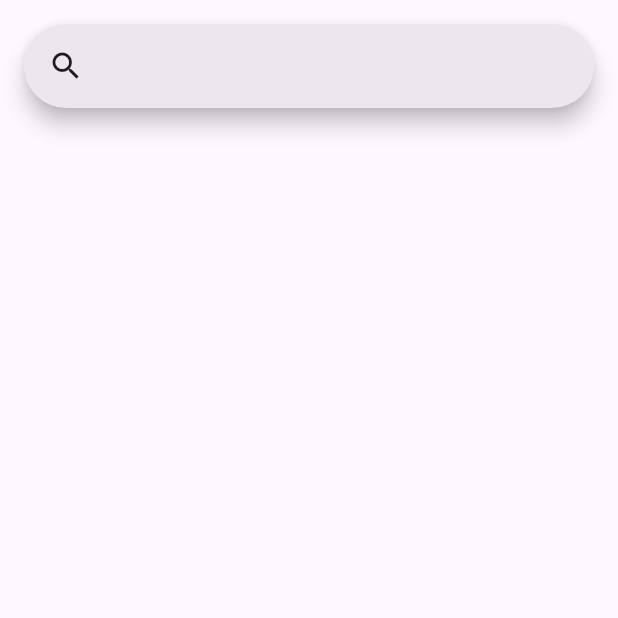
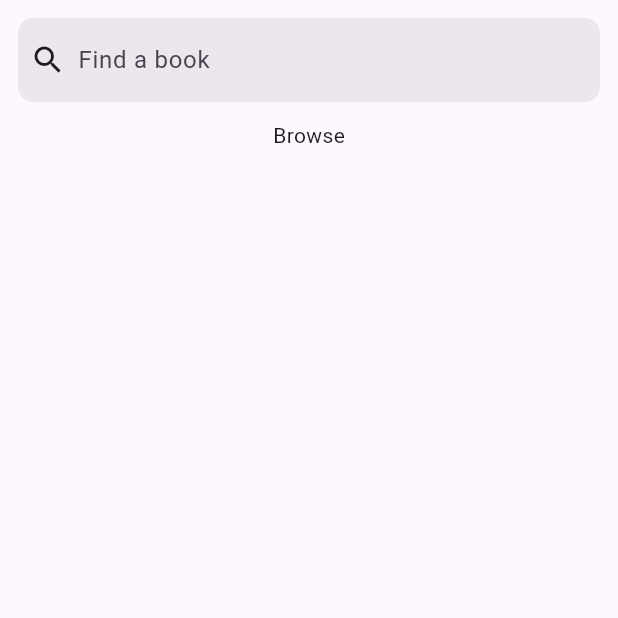
Before and after one commit to coldrifting/BookWorms-App, a Flutter app: the SearchScreen screen opened directly, on a phone screen of 412 x 824 dp, the top half of it. Run offline on Flutter 3.47's test engine with Material 3 defaults, Android fonts, the phone set to English and light mode, and no system bars.

Commit message:
Create and connect browse, recent, and results widgets for the search page

```diff
--- a/lib/main.dart
+++ b/lib/main.dart
@@ -85,7 +85,7 @@ class _Navigation extends State<Navigation> {
         body: <Widget>[
           const Center(child: Text("Page Home")),
           const Center(child: Text("Page Bookshelves")),
-          const SearchScreen(),
+          SearchScreen(),
           const Center(child: Text("Page Progress")),
           const Center(child: Text("Page Account"))
         ][selectedPageIdx]
--- a/lib/search_screen.dart
+++ b/lib/search_screen.dart
@@ -12,10 +12,50 @@ class SearchScreen extends StatefulWidget {
 }
 
 class _SearchScreenState extends State<SearchScreen> {
-
+  var _activeSearch = false;
   var _currentQuery = "";
   var _searchResults = [];
   Timer? _debounceTimer;
+  late FocusNode _focusNode;
+  late TextEditingController _controller;
+
+  @override
+  void initState() {
+    super.initState();
+    _focusNode = FocusNode();
+    _focusNode.addListener(_focusListener);
+    _controller = TextEditingController();
+  }
+
+  @override
+  void dispose() {
+    _focusNode.dispose();
+    _controller.dispose();
+    _debounceTimer?.cancel();
+    super.dispose();
+  }
+
+  void _focusListener() {
+    setState(() {
+      _activeSearch = _focusNode.hasFocus;
+    });
+    if  (_activeSearch) {
+      _focusNode.removeListener(_focusListener);
+    }
+  }
+
+  void exitActiveSearch() {
+    setState(() {
+      if (_focusNode.hasFocus) {
+        _focusNode.unfocus();
+      }
+      else {
+        _activeSearch = false;
+      }
+      _controller.clear();
+    });
+    _focusNode.addListener(_focusListener);
+  }
 
   // TEMPORARY FOR TESTING
   Future<List<String>> getResults(String query) async {
@@ -29,7 +69,7 @@ class _SearchScreenState extends State<SearchScreen> {
 
   void _onSearchChanged(String query) async {
     _currentQuery = query;
-      if(_debounceTimer != null) {
+    if (_debounceTimer != null) {
       _debounceTimer!.cancel();
     }
     _debounceTimer = Timer(const Duration(milliseconds: 300), () async {
@@ -49,35 +89,57 @@ class _SearchScreenState extends State<SearchScreen> {
   }
 
   @override
-  void dispose() {
-    _debounceTimer?.cancel();
-    super.dispose();
-  }
-
-  @override
-  Widget build(BuildContext context) {
+  Widget build(BuildContext scontext) {
     return Scaffold(
       body: Center(
         child: Column(
           children: [
             Padding(
-              padding: const EdgeInsets.all(16.0),
+              padding: const EdgeInsets.all(12.0),
+              child: Row(
+                children: [
+                  Expanded(
                       child: SearchBar(
+                        leading: const Icon(Icons.search),
+                        hintText: "Find a book",
+                        focusNode: _focusNode,
+                        controller: _controller,
                         onChanged: _onSearchChanged,
-                leading: const Icon(Icons.search),
-                padding: const WidgetStatePropertyAll<EdgeInsets>(
-                    EdgeInsets.symmetric(horizontal: 16.0)),
+                        shape: WidgetStateProperty.all(RoundedRectangleBorder(
+                          borderRadius: BorderRadius.circular(10),
+                        )),
+                        shadowColor: const WidgetStatePropertyAll(Colors.transparent),
+                      ),
+                    ),
+                  if (_activeSearch)
+                    Row(
+                      children: [
+                        const SizedBox(width: 8.0),
+                        TextButton(
+                          onPressed: exitActiveSearch,
+                          style: TextButton.styleFrom(
+                            foregroundColor: Colors.black,
+                          ),
+                          child: const Text("Cancel"),
+                        ),
+                      ],
+                    ),
+                ],
               ),
             ),
             Expanded(
-              child: ListView.builder(
+              child: !_activeSearch
+                  ? const Text("Browse")
+                  : _searchResults.isEmpty
+                    ? const Text("Recent")
+                    : ListView.builder(
                         itemCount: _searchResults.length,
                         itemBuilder: (context, index) {
                           return ListTile(
                             title: Text(_searchResults[index]),
                           );
-                },
-              ),
+                        }
+                    )
             ),
           ],
         ),
@@ -85,3 +147,99 @@ class _SearchScreenState extends State<SearchScreen> {
     );
   }
 }
+
+// class SearchScreen extends StatefulWidget {
+//   const SearchScreen({super.key});
+
+//   @override
+//   State<SearchScreen> createState() => _SearchScreenState();
+// }
+
+// class _SearchScreenState extends State<SearchScreen> {
+
+//   var _currentQuery = "";
+//   var _searchResults = [];
+//   Timer? _debounceTimer;
+
+//   // TEMPORARY FOR TESTING
+//   Future<List<String>> getResults(String query) async {
+//     await Future.delayed(const Duration(milliseconds: 200));
+//     Random rand = Random();
+//     List<String> results = List.generate(50, (index) {
+//       return 'Result #${rand.nextInt(1000)}';
+//     });
+//     return results;
+//   }
+
+//   void _onSearchChanged(String query) async {
+//     _currentQuery = query;
+//     if (_debounceTimer != null) {
+//       _debounceTimer!.cancel();
+//     }
+//     _debounceTimer = Timer(const Duration(milliseconds: 300), () async {
+//       if (query.isNotEmpty) {
+//         List<String> results = await getResults(query);
+//         if (_currentQuery.isNotEmpty) {
+//           setState(() {
+//             _searchResults = results;
+//           });
+//         }
+//       } else {
+//         setState(() {
+//           _searchResults = [];
+//         });
+//       }
+//     });
+//   }
+
+//   @override
+//   void dispose() {
+//     _debounceTimer?.cancel();
+//     super.dispose();
+//   }
+
+//   @override
+//   Widget build(BuildContext context) {
+//     return Scaffold(
+//       body: Center(
+//         child: Column(
+//           children: [
+//             Padding(
+//               padding: const EdgeInsets.all(16.0),
+//               child: SearchBar(
+//                 onChanged: _onSearchChanged,
+//                 leading: const Icon(Icons.search),
+//                 padding: const WidgetStatePropertyAll<EdgeInsets>(
+//                     EdgeInsets.symmetric(horizontal: 16.0)),
+//               ),
+//             ),
+//             Expanded(
+//               child: ListView.builder(
+//                 itemCount: _searchResults.length,
+//                 itemBuilder: (context, index) {
+//                   return ListTile(
+//                     title: Text(_searchResults[index]),
+//                   );
+//                 },
+//               ),
+//             ),
+//           ],
+//         ),
+//       ),
+//     );
+//   }
+// }
+
+// class SearchResultsList extends StatefulWidget {
+//   const SearchResultsList({super.key});
+
+//   @override
+//   State<SearchResultsList> createState() => _SearchResultsListState();
+// }
+
+// class _SearchResultsListState extends State<SearchResultsList> {
+//   @override
+//   Widget build(BuildContext context) {
+//     return const Text("abc");
+//   }
+// }
```
Lines whose indentation alone changed are shown as unchanged.
